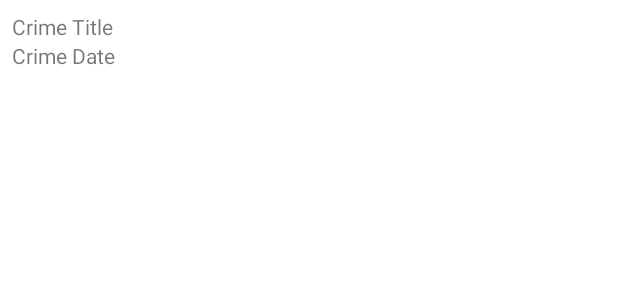
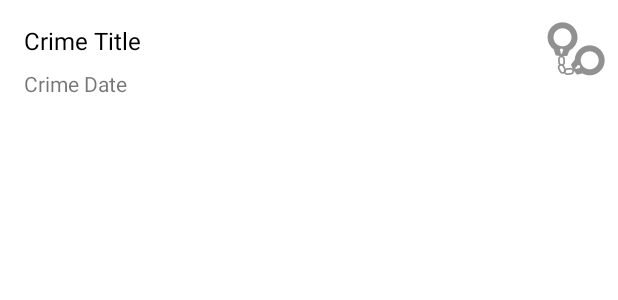
Before and after one commit to sergeygap/CriminalIntent, an Android app: the layout list_item_crime.xml on its own in the app's theme, with its tools: preview values and no code run, on a phone screen of 412 x 824 dp. Shown: the top 300 px of the screen. Run offline under Robolectric (Android 15) with nearby library versions, the phone set to English and light mode, and no system bars.

Commit message:
First commit

```diff
--- a/app/src/main/AndroidManifest.xml
+++ b/app/src/main/AndroidManifest.xml
@@ -3,6 +3,7 @@
     package="com.bignerdranch.android.criminalintent">
 
     <application
+        android:name=".CriminalIntentApplication"
         android:allowBackup="true"
         android:icon="@mipmap/ic_launcher"
         android:label="@string/app_name"
--- a/app/src/main/res/layout/list_item_crime.xml
+++ b/app/src/main/res/layout/list_item_crime.xml
@@ -1,21 +1,49 @@
 <?xml version="1.0" encoding="utf-8"?>
-<LinearLayout xmlns:android="http://schemas.android.com/apk/res/android"
-    android:orientation="vertical"
+<androidx.constraintlayout.widget.ConstraintLayout xmlns:android="http://schemas.android.com/apk/res/android"
+    xmlns:app="http://schemas.android.com/apk/res-auto"
+    xmlns:tools="http://schemas.android.com/tools"
+    android:id="@+id/linearLayout"
     android:layout_width="match_parent"
     android:layout_height="wrap_content"
-    android:padding="8dp">
+    tools:layout_editor_absoluteY="81dp">
 
     <TextView
         android:id="@+id/crime_title"
-        android:layout_width="match_parent"
+        android:layout_width="0dp"
         android:layout_height="wrap_content"
-        android:text="Crime Title"/>
+        android:layout_marginStart="16dp"
+        android:layout_marginTop="16dp"
+        android:layout_marginEnd="8dp"
+        android:text="Crime Title"
+        android:textColor="@color/black"
+        android:textSize="16sp"
+        app:layout_constraintEnd_toStartOf="@+id/crime_solved"
+        app:layout_constraintStart_toStartOf="parent"
+        app:layout_constraintTop_toTopOf="parent" />
+
     <TextView
         android:id="@+id/crime_date"
-        android:layout_width="match_parent"
+        android:layout_width="0dp"
         android:layout_height="wrap_content"
-        android:text="Crime Date"/>
+        android:layout_marginStart="16dp"
+        android:layout_marginTop="8dp"
+        android:layout_marginEnd="8dp"
+        android:text="Crime Date"
+        app:layout_constraintEnd_toStartOf="@+id/crime_solved"
+        app:layout_constraintStart_toStartOf="parent"
+        app:layout_constraintTop_toBottomOf="@+id/crime_title" />
+
+    <ImageView
+        android:id="@+id/crime_solved"
+        android:layout_width="wrap_content"
+        android:layout_height="wrap_content"
+        android:layout_marginTop="8dp"
+        android:layout_marginEnd="8dp"
+        android:layout_marginBottom="8dp"
+        app:layout_constraintBottom_toBottomOf="parent"
+        app:layout_constraintEnd_toEndOf="parent"
+        app:layout_constraintTop_toTopOf="parent"
+        app:srcCompat="@mipmap/ic_solved" />
 
 
-
-</LinearLayout>
+</androidx.constraintlayout.widget.ConstraintLayout>
--- a/build.gradle
+++ b/build.gradle
@@ -5,7 +5,7 @@ buildscript {
         mavenCentral()
     }
     dependencies {
-        classpath "com.android.tools.build:gradle:7.0.2"
+        classpath 'com.android.tools.build:gradle:7.2.1'
         classpath "org.jetbrains.kotlin:kotlin-gradle-plugin:1.5.20"
 
         // NOTE: Do not place your application dependencies here; they belong
```
Also changed, not shown: app/build.gradle (+22 -0 lines), app/src/main/java/com/bignerdranch/android/criminalintent/Crime.kt (+8 -4 lines), app/src/main/java/com/bignerdranch/android/criminalintent/CrimeListFragment.kt (+34 -14 lines), app/src/main/java/com/bignerdranch/android/criminalintent/CrimeListViewModel.kt (+2 -10 lines), app/src/main/java/com/bignerdranch/android/criminalintent/CrimeRepository.kt (added, +41 -0 lines), app/src/main/java/com/bignerdranch/android/criminalintent/CriminalIntentApplication.kt (added, +12 -0 lines), app/src/main/java/com/bignerdranch/android/criminalintent/database/CrimeDAO.kt (added, +17 -0 lines), app/src/main/java/com/bignerdranch/android/criminalintent/database/CrimeDatabase.kt (added, +13 -0 lines), app/src/main/java/com/bignerdranch/android/criminalintent/database/CrimeTypeConverter.kt (added, +23 -0 lines), app/src/main/res/mipmap-hdpi/ic_solved.png (added), app/src/main/res/mipmap-mdpi/ic_solved.png (added), app/src/main/res/mipmap-xhdpi/ic_solved.png (added), app/src/main/res/mipmap-xxhdpi/ic_solved.png (added), app/src/main/res/mipmap-xxxhdpi/ic_solved.png (added), 1 more files.
